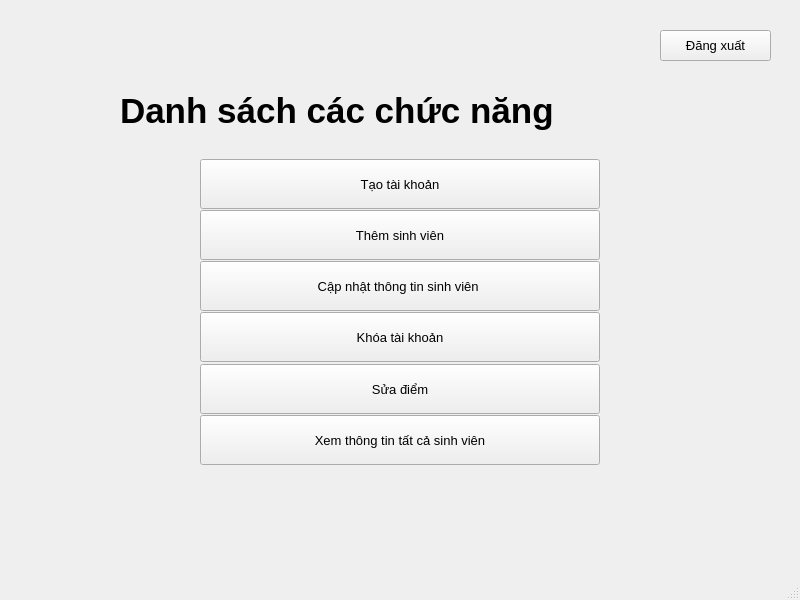
Qt form projectPy/ListFuture.ui (Nhat2510/project-Python) before a commit.
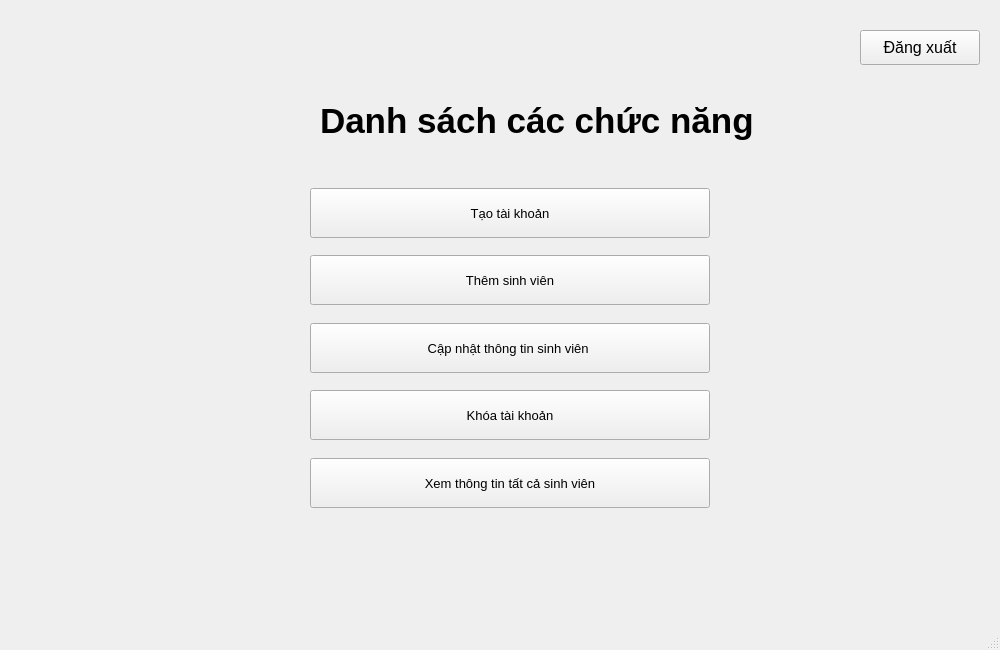
The same form after that commit.

```diff
--- a/projectPy/ListFuture.ui
+++ b/projectPy/ListFuture.ui
@@ -6,8 +6,8 @@
    <rect>
     <x>0</x>
     <y>0</y>
-    <width>800</width>
-    <height>600</height>
+    <width>1000</width>
+    <height>650</height>
    </rect>
   </property>
   <property name="sizePolicy">
@@ -32,8 +32,8 @@
    <widget class="QPushButton" name="btnCreatetk">
     <property name="geometry">
      <rect>
-      <x>200</x>
-      <y>159</y>
+      <x>310</x>
+      <y>188</y>
       <width>400</width>
       <height>50</height>
      </rect>
@@ -62,8 +62,8 @@
    <widget class="QPushButton" name="btn_cnttsv">
     <property name="geometry">
      <rect>
-      <x>200</x>
-      <y>261</y>
+      <x>310</x>
+      <y>323</y>
       <width>400</width>
       <height>50</height>
      </rect>
@@ -86,8 +86,8 @@
    <widget class="QPushButton" name="bth_khoatk">
     <property name="geometry">
      <rect>
-      <x>200</x>
-      <y>312</y>
+      <x>310</x>
+      <y>390</y>
       <width>400</width>
       <height>50</height>
      </rect>
@@ -107,35 +107,11 @@
      <string>Khóa tài khoản</string>
     </property>
    </widget>
-   <widget class="QPushButton" name="btn_suadiem">
-    <property name="geometry">
-     <rect>
-      <x>200</x>
-      <y>364</y>
-      <width>400</width>
-      <height>50</height>
-     </rect>
-    </property>
-    <property name="minimumSize">
-     <size>
-      <width>271</width>
-      <height>0</height>
-     </size>
-    </property>
-    <property name="font">
-     <font>
-      <pointsize>10</pointsize>
-     </font>
-    </property>
-    <property name="text">
-     <string>Sửa điểm</string>
-    </property>
-   </widget>
    <widget class="QPushButton" name="btn_view_all_sv">
     <property name="geometry">
      <rect>
-      <x>200</x>
-      <y>415</y>
+      <x>310</x>
+      <y>458</y>
       <width>400</width>
       <height>50</height>
      </rect>
@@ -158,8 +134,8 @@
    <widget class="QPushButton" name="btn_thsv">
     <property name="geometry">
      <rect>
-      <x>200</x>
-      <y>210</y>
+      <x>310</x>
+      <y>255</y>
       <width>400</width>
       <height>50</height>
      </rect>
@@ -176,15 +152,15 @@
    <widget class="QPushButton" name="btn_logout">
     <property name="geometry">
      <rect>
-      <x>660</x>
+      <x>860</x>
       <y>30</y>
-      <width>111</width>
-      <height>31</height>
+      <width>120</width>
+      <height>35</height>
      </rect>
     </property>
     <property name="font">
      <font>
-      <pointsize>10</pointsize>
+      <pointsize>12</pointsize>
      </font>
     </property>
     <property name="text">
@@ -194,8 +170,8 @@
    <widget class="QLabel" name="label">
     <property name="geometry">
      <rect>
-      <x>120</x>
-      <y>80</y>
+      <x>320</x>
+      <y>90</y>
       <width>581</width>
       <height>61</height>
      </rect>
```
Left out of the diff: 2 changed lines with no effect on the pictures.
